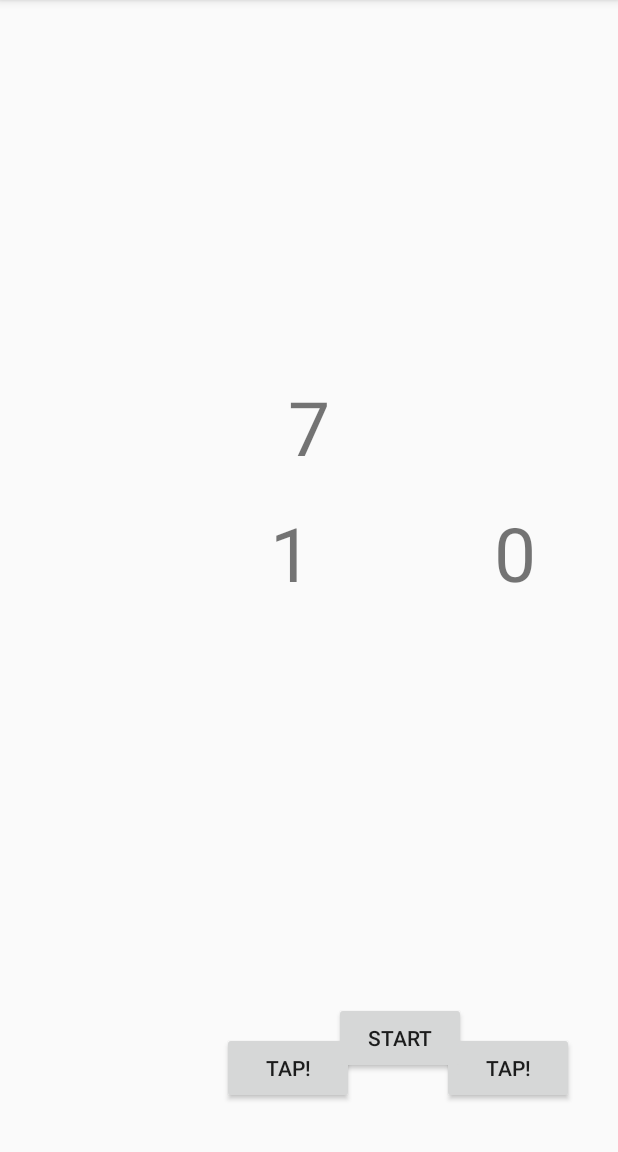
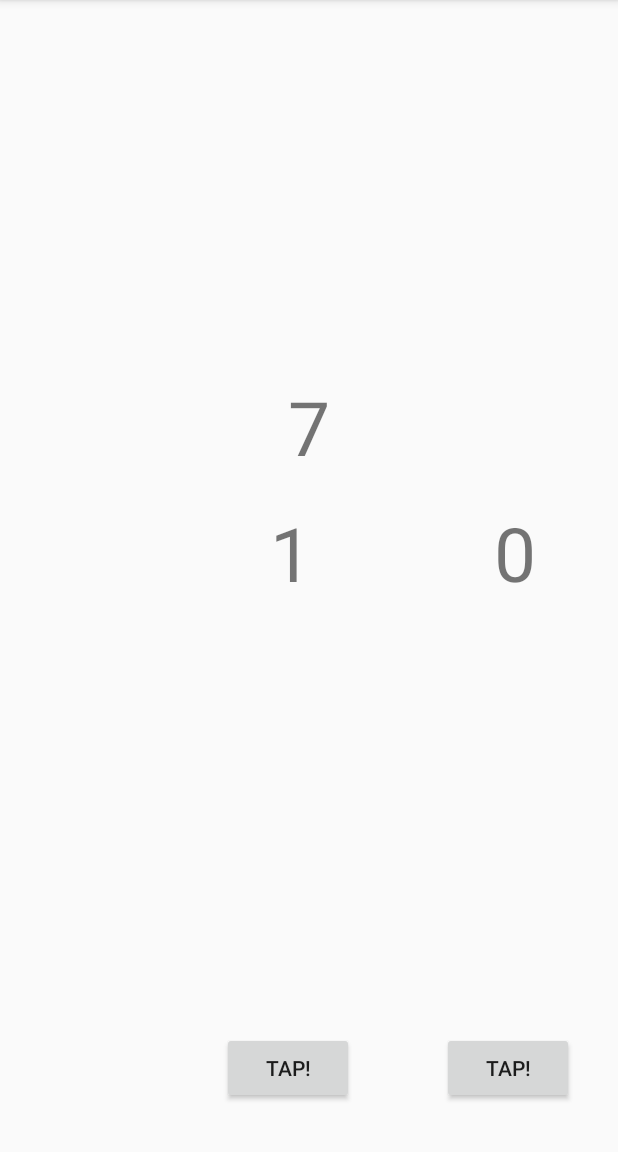
Before and after one commit to leo-30/TapBattle, an Android app: the screen it shows after launch (MainActivity), after a tap on "START", on a phone screen of 412 x 824 dp, the part 84-1236 px from its top. Run offline under Robolectric (Android 15) with nearby library versions, the phone set to English and light mode, and no system bars; 1 other tap on this screen came first.

Commit message:
RESTART機能の追加

```diff
--- a/app/src/main/java/app/harada/leo/tapbattle/MainActivity.kt
+++ b/app/src/main/java/app/harada/leo/tapbattle/MainActivity.kt
@@ -3,7 +3,7 @@ package app.harada.leo.tapbattle
 import androidx.appcompat.app.AppCompatActivity
 import android.os.Bundle
 import android.os.Handler
-import androidx.appcompat.app.AlertDialog
+import android.view.View
 import kotlinx.android.synthetic.main.activity_main.*
 import kotlin.concurrent.timer
 
@@ -24,7 +24,11 @@ class MainActivity : AppCompatActivity() {
 
         winnerLabel.text = ""
 
+        startButton.setVisibility(View.VISIBLE)
+        restartButton.setVisibility(View.INVISIBLE)
+
         startButton.setOnClickListener {
+            startButton.setVisibility(View.INVISIBLE)
             timer(period = 1000) {
                 handler.post {
                     timerCount--
@@ -32,6 +36,7 @@ class MainActivity : AppCompatActivity() {
                     if (timerCount <= 0) {
                         timerCount = 0
                         textView3.text = timerCount.toString()
+                        restartButton.setVisibility(View.VISIBLE)
 
                         if (number2 > number1) {
                             winner = "Player2"
@@ -40,28 +45,25 @@ class MainActivity : AppCompatActivity() {
                         }
 
                         winnerLabel.text = "勝者は" + winner + "！"
-
-                        winner = "Player1"
-/*
-                        AlertDialog.Builder(this)
-                            .setTitle("Finish!")
-                            .setMessage("勝者は")
-                            .setPositiveButton("もう一度プレイ") { dialog, which ->
-                                // もう一度プレイが押された時の挙動
-                                number1 = 0
-                                number2 = 0
-                                timerCount = 10
-                                winner = "Player1"
-                            }
-                            .setIcon(R.mipmap.ic_launcher)
-                            .show()
-                            */
                     }
 
                     textView3.text = timerCount.toString()
 
                 }
             }
+        }
+
+        restartButton.setOnClickListener {
+            number1 = 0
+            number2 = 0
+            timerCount = 10
+            winner = "Player1"
+            textView1.text = number1.toString()
+            textView2.text = number2.toString()
+            textView3.text = timerCount.toString()
+            winnerLabel.text = ""
+            startButton.setVisibility(View.INVISIBLE)
+            restartButton.setVisibility(View.INVISIBLE)
         }
 
         tapButton1.setOnClickListener {
--- a/app/src/main/res/layout/activity_main.xml
+++ b/app/src/main/res/layout/activity_main.xml
@@ -78,6 +78,19 @@
         app:layout_constraintTop_toBottomOf="@+id/textView3"
         app:layout_constraintVertical_bias="0.888" />
 
+    <Button
+        android:id="@+id/restartButton"
+        android:layout_width="wrap_content"
+        android:layout_height="wrap_content"
+        android:layout_marginBottom="8dp"
+        android:text="RESTART"
+        app:layout_constraintBottom_toBottomOf="parent"
+        app:layout_constraintEnd_toStartOf="@+id/tapButton2"
+        app:layout_constraintHorizontal_bias="0.459"
+        app:layout_constraintStart_toEndOf="@+id/tapButton1"
+        app:layout_constraintTop_toBottomOf="@+id/textView3"
+        app:layout_constraintVertical_bias="0.888" />
+
     <TextView
         android:id="@+id/winnerLabel"
         android:layout_width="wrap_content"
```
